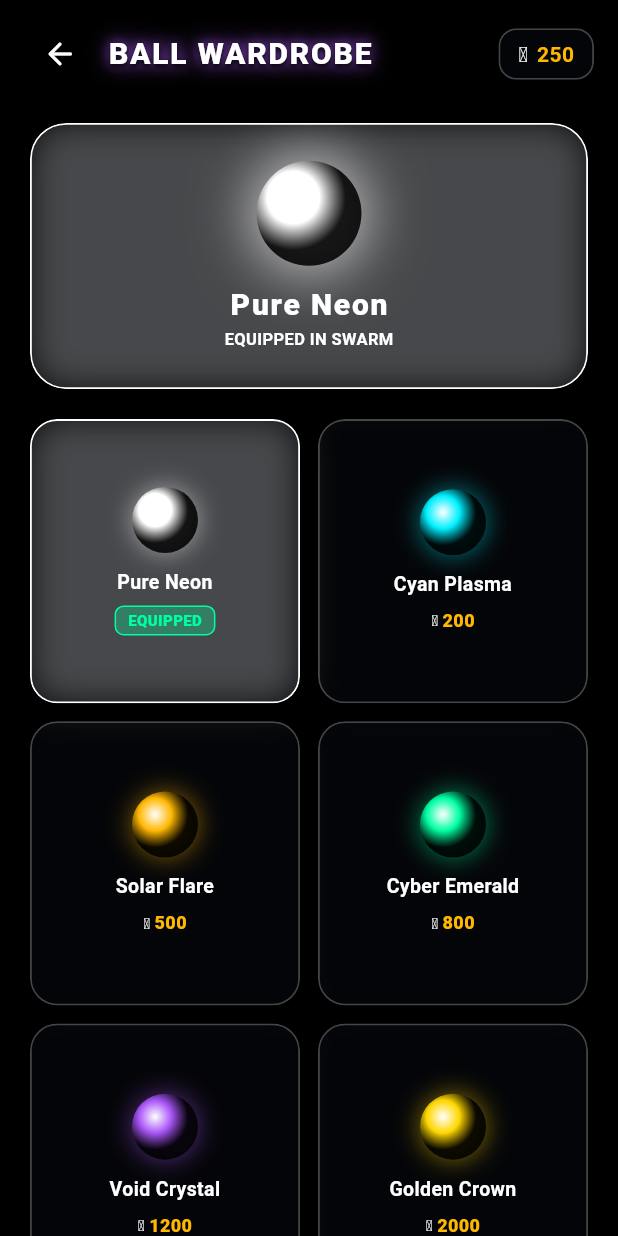
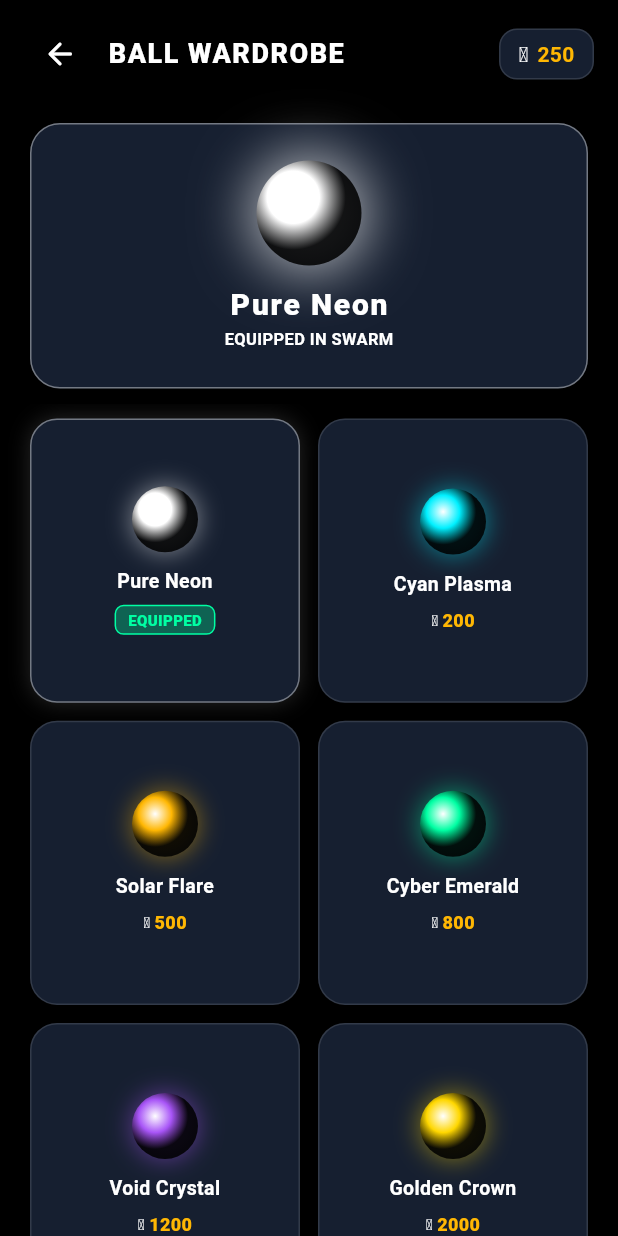
Before and after one commit to Yashgabani845/brick-breaker, a Flutter app: the screen it shows after launch, after a tap on "Skins", on a phone screen of 412 x 824 dp. Run offline on Flutter 3.47's test engine with Material 3 defaults, Android fonts, the phone set to English and light mode, and no system bars; our stand-ins replace audioplayers, shared_preferences; missing offline and left inert: dart:js.

Commit message:
fix(ui): Replace blurry murky glassmorphism with crisp high-contrast dark arcade UI

```diff
--- a/lib/core/constants/game_colors.dart
+++ b/lib/core/constants/game_colors.dart
@@ -5,11 +5,14 @@ import 'package:flutter/material.dart';
 class GameColors {
   // Backgrounds & Dual Black Theme Options
   static const Color oledDark = Color(0xFF000000); // 100% Pure Pitch OLED Black
-  static const Color spaceDark = Color(0xFF080D1A); // Deep Cyber Space Navy
-  static const Color glassSurface = Color(0x221E293B);
-  static const Color glassSurfaceLight = Color(0x33334155);
-  static const Color glassBorder = Color(0x40FFFFFF);
-  static const Color glassBorderGlow = Color(0x8000F0FF);
+  static const Color spaceDark = Color(0xFF090D16); // Deep Cyber Space Navy
+  static const Color surfaceDark = Color(0xFF111827); // Crisp Dark Slate Surface
+  static const Color surfaceCard = Color(0xFF161F30); // Elevated Card Surface
+  static const Color surfaceCardHover = Color(0xFF1E293B); // Interactive Hover Surface
+  static const Color glassSurface = Color(0xFF131C2E); // Solid Crisp Surface (No Murky Blur)
+  static const Color glassSurfaceLight = Color(0xFF1E2B45);
+  static const Color glassBorder = Color(0x1FFFFFFF); // Subtle Crisp Border
+  static const Color glassBorderGlow = Color(0x6600F0FF); // Clean Cyan Border Accent
 
   // Radiant Neon Accents (Vibrant & High-Contrast)
   static const Color neonCyan = Color(0xFF00F0FF);
--- a/lib/core/theme/glass_theme.dart
+++ b/lib/core/theme/glass_theme.dart
@@ -4,33 +4,33 @@ import '../constants/game_colors.dart';
 
 /// Glassmorphism Theme and UI Style Helpers
 class GlassTheme {
-  /// Standard Frosted Glass Box Decoration
+  /// Standard Crisp Dark Card Box Decoration
   static BoxDecoration glassDecoration({
     Color? surfaceColor,
     Color? borderColor,
-    double borderRadius = 18.0,
-    double borderWidth = 1.2,
+    double borderRadius = 16.0,
+    double borderWidth = 1.0,
     bool glow = false,
     Color? glowColor,
   }) {
     return BoxDecoration(
-      color: surfaceColor ?? GameColors.glassSurface,
+      color: surfaceColor ?? GameColors.surfaceCard,
       borderRadius: BorderRadius.circular(borderRadius),
       border: Border.all(
-        color: borderColor ?? GameColors.glassBorder,
+        color: borderColor ?? (glow ? (glowColor ?? GameColors.neonCyan).withOpacity(0.4) : GameColors.glassBorder),
         width: borderWidth,
       ),
       boxShadow: [
         BoxShadow(
-          color: Colors.black.withOpacity(0.35),
-          blurRadius: 16,
-          offset: const Offset(0, 8),
+          color: Colors.black.withOpacity(0.4),
+          blurRadius: 10,
+          offset: const Offset(0, 4),
         ),
         if (glow)
           BoxShadow(
-            color: (glowColor ?? GameColors.neonCyan).withOpacity(0.3),
-            blurRadius: 20,
-            spreadRadius: 1,
+            color: (glowColor ?? GameColors.neonCyan).withOpacity(0.15),
+            blurRadius: 12,
+            spreadRadius: 0,
           ),
       ],
     );
@@ -50,20 +50,16 @@ class GlassTheme {
         end: Alignment.bottomRight,
       ),
       border: Border.all(
-        color: Colors.white.withOpacity(0.4),
+        color: Colors.white.withOpacity(0.25),
         width: 1.0,
       ),
       boxShadow: [
         BoxShadow(
-          color: gradientColors.first.withOpacity(pressed ? 0.3 : 0.6),
-          blurRadius: pressed ? 8 : 16,
-          offset: pressed ? const Offset(0, 2) : const Offset(0, 4),
+          color: gradientColors.first.withOpacity(pressed ? 0.2 : 0.4),
+          blurRadius: pressed ? 4 : 10,
+          offset: pressed ? const Offset(0, 1) : const Offset(0, 3),
         ),
       ],
     );
   }
-
-  /// Frosted Glass Filter
-  static ImageFilter get defaultBlurFilter => ImageFilter.blur(sigmaX: 12.0, sigmaY: 12.0);
-  static ImageFilter get heavyBlurFilter => ImageFilter.blur(sigmaX: 20.0, sigmaY: 20.0);
 }
--- a/lib/ui/components/glass_button.dart
+++ b/lib/ui/components/glass_button.dart
@@ -1,9 +1,8 @@
-import 'dart:ui';
 import 'package:flutter/material.dart';
 import '../../core/constants/game_colors.dart';
 import '../../game/systems/audio_synthesizer.dart';
 
-/// Neon Gradient Glassmorphic Interactive Button
+/// Crisp Neon Gradient Arcade Interactive Button
 class GlassButton extends StatefulWidget {
   final Widget child;
   final VoidCallback? onPressed;
@@ -19,8 +18,8 @@ class GlassButton extends StatefulWidget {
     required this.child,
     required this.onPressed,
     this.gradient,
-    this.borderRadius = 16.0,
-    this.padding = const EdgeInsets.symmetric(horizontal: 24.0, vertical: 14.0),
+    this.borderRadius = 14.0,
+    this.padding = const EdgeInsets.symmetric(horizontal: 20.0, vertical: 13.0),
     this.isPrimary = true,
     this.width,
     this.height,
@@ -37,8 +36,8 @@ class _GlassButtonState extends State<GlassButton> {
   Widget build(BuildContext context) {
     final colors = widget.gradient ??
         (widget.isPrimary
-            ? [GameColors.neonCyan, const Color(0xFF0077FF)]
-            : [GameColors.glassSurfaceLight, GameColors.glassSurface]);
+            ? [const Color(0xFF00D4FF), const Color(0xFF0066FF)]
+            : [GameColors.surfaceCardHover, GameColors.surfaceCard]);
 
     return GestureDetector(
       onTapDown: (_) => setState(() => _isPressed = true),
@@ -49,11 +48,12 @@ class _GlassButtonState extends State<GlassButton> {
       },
       onTapCancel: () => setState(() => _isPressed = false),
       child: AnimatedScale(
-        scale: _isPressed ? 0.95 : 1.0,
-        duration: const Duration(milliseconds: 100),
+        scale: _isPressed ? 0.96 : 1.0,
+        duration: const Duration(milliseconds: 80),
         child: Container(
           width: widget.width,
           height: widget.height,
+          padding: widget.padding,
           decoration: BoxDecoration(
             borderRadius: BorderRadius.circular(widget.borderRadius),
             gradient: LinearGradient(
@@ -62,27 +62,18 @@ class _GlassButtonState extends State<GlassButton> {
               end: Alignment.bottomRight,
             ),
             border: Border.all(
-              color: Colors.white.withOpacity(0.35),
-              width: 1.2,
+              color: Colors.white.withOpacity(widget.isPrimary ? 0.3 : 0.15),
+              width: 1.0,
             ),
             boxShadow: [
               BoxShadow(
-                color: colors.first.withOpacity(_isPressed ? 0.3 : 0.5),
-                blurRadius: _isPressed ? 8 : 16,
-                offset: _isPressed ? const Offset(0, 2) : const Offset(0, 5),
+                color: colors.first.withOpacity(_isPressed ? 0.2 : (widget.isPrimary ? 0.35 : 0.1)),
+                blurRadius: _isPressed ? 4 : 10,
+                offset: _isPressed ? const Offset(0, 1) : const Offset(0, 3),
               ),
             ],
           ),
-          child: ClipRRect(
-            borderRadius: BorderRadius.circular(widget.borderRadius),
-            child: BackdropFilter(
-              filter: ImageFilter.blur(sigmaX: 8, sigmaY: 8),
-              child: Padding(
-                padding: widget.padding,
-                child: Center(child: widget.child),
-              ),
-            ),
-          ),
+          child: Center(child: widget.child),
         ),
       ),
     );
--- a/lib/ui/components/glass_card.dart
+++ b/lib/ui/components/glass_card.dart
@@ -1,10 +1,9 @@
-import 'dart:ui';
 import 'package:flutter/material.dart';
 import '../../core/constants/game_colors.dart';
 import '../../core/theme/glass_theme.dart';
 import '../../game/systems/audio_synthesizer.dart';
 
-/// Ultra-Premium Glassmorphic Card Container with optional tactile tap & sound
+/// Crisp Dark Surface Card Container with responsive tactile tap & sound
 class GlassCard extends StatefulWidget {
   final Widget child;
   final EdgeInsetsGeometry padding;
@@ -22,12 +21,12 @@ class GlassCard extends StatefulWidget {
     required this.child,
     this.padding = const EdgeInsets.all(16.0),
     this.margin,
-    this.borderRadius = 20.0,
+    this.borderRadius = 16.0,
     this.surfaceColor,
     this.borderColor,
     this.glow = false,
     this.glowColor,
-    this.blurSigma = 12.0,
+    this.blurSigma = 0.0,
     this.onTap,
   });
 
@@ -40,25 +39,17 @@ class _GlassCardState extends State<GlassCard> {
 
   @override
   Widget build(BuildContext context) {
-    Widget card = Container(
+    final card = Container(
       margin: widget.margin,
-      child: ClipRRect(
-        borderRadius: BorderRadius.circular(widget.borderRadius),
-        child: BackdropFilter(
-          filter: ImageFilter.blur(sigmaX: widget.blurSigma, sigmaY: widget.blurSigma),
-          child: Container(
       padding: widget.padding,
       decoration: GlassTheme.glassDecoration(
-              surfaceColor: widget.surfaceColor ?? GameColors.glassSurface,
-              borderColor: widget.borderColor ?? (widget.glow ? (widget.glowColor ?? GameColors.neonCyan) : GameColors.glassBorder),
+        surfaceColor: widget.surfaceColor ?? GameColors.surfaceCard,
+        borderColor: widget.borderColor ?? (widget.glow ? (widget.glowColor ?? GameColors.neonCyan).withOpacity(0.4) : GameColors.glassBorder),
         borderRadius: widget.borderRadius,
         glow: widget.glow,
         glowColor: widget.glowColor,
       ),
       child: widget.child,
-          ),
-        ),
-      ),
     );
 
     if (widget.onTap != null) {
@@ -71,8 +62,8 @@ class _GlassCardState extends State<GlassCard> {
         },
         onTapCancel: () => setState(() => _isPressed = false),
         child: AnimatedScale(
-          scale: _isPressed ? 0.96 : 1.0,
-          duration: const Duration(milliseconds: 90),
+          scale: _isPressed ? 0.97 : 1.0,
+          duration: const Duration(milliseconds: 80),
           child: card,
         ),
       );
--- a/lib/ui/components/neon_glow_text.dart
+++ b/lib/ui/components/neon_glow_text.dart
@@ -1,7 +1,6 @@
 import 'package:flutter/material.dart';
-import '../../core/constants/game_colors.dart';
 
-/// Radiant Cyberpunk Neon Glowing Text
+/// Crisp High-Contrast Arcade Text
 class NeonGlowText extends StatelessWidget {
   final String text;
   final double fontSize;
@@ -18,14 +17,12 @@ class NeonGlowText extends StatelessWidget {
     this.color = Colors.white,
     this.glowColor,
     this.fontWeight = FontWeight.w900,
-    this.letterSpacing = 1.2,
+    this.letterSpacing = 1.0,
     this.textAlign = TextAlign.start,
   });
 
   @override
   Widget build(BuildContext context) {
-    final glow = glowColor ?? GameColors.neonCyan;
-
     return Text(
       text,
       textAlign: textAlign,
@@ -36,18 +33,15 @@ class NeonGlowText extends StatelessWidget {
         letterSpacing: letterSpacing,
         shadows: [
           Shadow(
-            color: glow.withOpacity(0.9),
-            blurRadius: 10.0,
+            color: Colors.black.withOpacity(0.8),
+            offset: const Offset(0, 2),
+            blurRadius: 4.0,
           ),
-          Shadow(
-            color: glow.withOpacity(0.5),
-            blurRadius: 22.0,
-          ),
-          const Shadow(
-            color: Colors.black,
-            blurRadius: 4.0,
-            offset: Offset(0, 2),
-          ),
+          if (glowColor != null)
+            Shadow(
+              color: glowColor!.withOpacity(0.4),
+              blurRadius: 8.0,
+            ),
         ],
       ),
     );
--- a/lib/ui/screens/home_screen.dart
+++ b/lib/ui/screens/home_screen.dart
@@ -305,41 +305,42 @@ class _HomeScreenState extends State<HomeScreen> with SingleTickerProviderStateM
     return AnimatedBuilder(
       animation: _floatController,
       builder: (context, child) {
-        final floatOffset = math.sin(_floatController.value * math.pi) * 3.0;
+        final floatOffset = math.sin(_floatController.value * math.pi) * 2.5;
 
         return Transform.translate(
           offset: Offset(0, floatOffset),
-          child: GlassCard(
+          child: Container(
             padding: const EdgeInsets.symmetric(horizontal: 16, vertical: 14),
-            borderRadius: 22,
-            glow: true,
-            glowColor: GameColors.neonCyan,
-            surfaceColor: const Color(0x1A00F0FF),
+            decoration: BoxDecoration(
+              color: GameColors.surfaceCard,
+              borderRadius: BorderRadius.circular(18),
+              border: Border.all(color: GameColors.glassBorder),
+              boxShadow: [
+                BoxShadow(
+                  color: Colors.black.withOpacity(0.3),
+                  blurRadius: 10,
+                  offset: const Offset(0, 4),
+                ),
+              ],
+            ),
             child: Row(
               children: [
-                // Glowing App Logo Emblem
+                // Clean App Logo Emblem
                 Container(
-                  width: 64,
-                  height: 64,
+                  width: 58,
+                  height: 58,
                   decoration: BoxDecoration(
-                    borderRadius: BorderRadius.circular(16),
-                    border: Border.all(color: GameColors.neonCyan.withOpacity(0.6), width: 1.5),
-                    boxShadow: [
-                      BoxShadow(
-                        color: GameColors.neonCyan.withOpacity(0.35),
-                        blurRadius: 12,
-                        spreadRadius: 1,
-                      ),
-                    ],
+                    borderRadius: BorderRadius.circular(14),
+                    border: Border.all(color: GameColors.neonCyan.withOpacity(0.5), width: 1.2),
                   ),
                   child: ClipRRect(
-                    borderRadius: BorderRadius.circular(14),
+                    borderRadius: BorderRadius.circular(13),
                     child: Image.asset(
                       'assets/images/app_logo.png',
                       fit: BoxFit.cover,
                       errorBuilder: (_, __, ___) => Container(
                         color: Colors.black,
-                        child: const Icon(Icons.sports_esports_rounded, color: GameColors.neonCyan, size: 36),
+                        child: const Icon(Icons.sports_esports_rounded, color: GameColors.neonCyan, size: 32),
                       ),
                     ),
                   ),
@@ -353,29 +354,33 @@ class _HomeScreenState extends State<HomeScreen> with SingleTickerProviderStateM
                     children: [
                       Row(
                         children: const [
-                          NeonGlowText(
+                          Text(
                             'BRICKS BREAKER',
-                            fontSize: 18.0,
-                            color: Colors.white,
-                            glowColor: GameColors.neonCyan,
-                            letterSpacing: 1.2,
+                            style: TextStyle(
+                              fontSize: 17.0,
+                              fontWeight: FontWeight.w900,
+                              color: Colors.white,
+                              letterSpacing: 1.0,
+                            ),
                           ),
                           SizedBox(width: 6),
-                          NeonGlowText(
+                          Text(
                             '3D',
-                            fontSize: 20.0,
-                            color: GameColors.neonMagenta,
-                            glowColor: GameColors.neonMagenta,
-                            letterSpacing: 1.5,
+                            style: TextStyle(
+                              fontSize: 18.0,
+                              fontWeight: FontWeight.w900,
+                              color: GameColors.neonMagenta,
+                              letterSpacing: 1.2,
+                            ),
                           ),
                         ],
                       ),
-                      const SizedBox(height: 4),
+                      const SizedBox(height: 3),
                       Text(
                         '1,000 CYBER LEVELS',
                         style: TextStyle(
-                          color: GameColors.neonCyan.withOpacity(0.8),
-                          fontSize: 10,
+                          color: GameColors.neonCyan.withOpacity(0.9),
+                          fontSize: 10.5,
                           fontWeight: FontWeight.w800,
                           letterSpacing: 0.8,
                         ),
@@ -393,10 +398,8 @@ class _HomeScreenState extends State<HomeScreen> with SingleTickerProviderStateM
 
   Widget _build3dSwarmShowcase() {
     return GlassCard(
-      glow: true,
-      glowColor: _currentSkin.glowColor,
       padding: const EdgeInsets.symmetric(horizontal: 16, vertical: 12),
-      borderRadius: 22,
+      borderRadius: 18,
       onTap: () {
         Navigator.of(context).push(
           MaterialPageRoute(builder: (_) => const SkinsWardrobeScreen()),
@@ -406,7 +409,7 @@ class _HomeScreenState extends State<HomeScreen> with SingleTickerProviderStateM
         children: [
           // 3D Swarm Canvas
           SizedBox(
-            height: 120,
+            height: 110,
             child: Center(
               child: Swarm3dSphere(
                 ballCount: _permanentBalls,
@@ -419,7 +422,7 @@ class _HomeScreenState extends State<HomeScreen> with SingleTickerProviderStateM
               ),
             ),
           ),
-          const SizedBox(height: 4),
+          const SizedBox(height: 6),
 
           // Swarm Count & Skin Name
           Row(
@@ -429,18 +432,18 @@ class _HomeScreenState extends State<HomeScreen> with SingleTickerProviderStateM
                 '$_permanentBalls BALLS',
                 style: const TextStyle(
                   color: Colors.white,
-                  fontSize: 17,
+                  fontSize: 16,
                   fontWeight: FontWeight.w900,
-                  letterSpacing: 1.0,
+                  letterSpacing: 0.8,
                 ),
               ),
               const SizedBox(width: 8),
               Container(
                 padding: const EdgeInsets.symmetric(horizontal: 8, vertical: 2),
                 decoration: BoxDecoration(
-                  color: _currentSkin.glowColor.withOpacity(0.25),
+                  color: _currentSkin.glowColor.withOpacity(0.18),
                   borderRadius: BorderRadius.circular(6),
-                  border: Border.all(color: _currentSkin.glowColor.withOpacity(0.6)),
+                  border: Border.all(color: _currentSkin.glowColor.withOpacity(0.4)),
                 ),
                 child: Text(
                   _currentSkin.displayName.toUpperCase(),
@@ -472,21 +475,21 @@ class _HomeScreenState extends State<HomeScreen> with SingleTickerProviderStateM
             _startLevel(_unlockedLevel);
           }
         },
-        gradient: const [GameColors.neonCyan, Color(0xFF0077FF), Color(0xFF8B5CF6)],
+        gradient: const [Color(0xFF00C6FF), Color(0xFF0072FF)],
         padding: const EdgeInsets.symmetric(vertical: 16.0),
-        borderRadius: 20.0,
+        borderRadius: 16.0,
         child: Row(
           mainAxisAlignment: MainAxisAlignment.center,
           children: [
-            const Icon(Icons.play_arrow_rounded, color: Colors.white, size: 30),
+            const Icon(Icons.play_arrow_rounded, color: Colors.white, size: 28),
             const SizedBox(width: 8),
             Text(
               lvlTitle,
               style: const TextStyle(
                 color: Colors.white,
                 fontWeight: FontWeight.w900,
-                fontSize: 17,
-                letterSpacing: 1.2,
+                fontSize: 16,
+                letterSpacing: 1.0,
               ),
             ),
           ],
@@ -505,17 +508,16 @@ class _HomeScreenState extends State<HomeScreen> with SingleTickerProviderStateM
               child: GlassCard(
                 onTap: _openLevelMap,
                 padding: const EdgeInsets.all(12),
-                borderRadius: 16,
-                glow: true,
-                glowColor: GameColors.neonCyan,
+                borderRadius: 14,
+                borderColor: GameColors.neonCyan.withOpacity(0.35),
                 child: Column(
                   crossAxisAlignment: CrossAxisAlignment.start,
                   children: [
-                    const Icon(Icons.map_rounded, color: GameColors.neonCyan, size: 24),
+                    const Icon(Icons.map_rounded, color: GameColors.neonCyan, size: 22),
                     const SizedBox(height: 8),
                     const Text('SECTOR MAP', style: TextStyle(color: Colors.white, fontSize: 13, fontWeight: FontWeight.w900)),
                     const SizedBox(height: 2),
-                    Text('1,000 Levels', style: TextStyle(color: Colors.white.withOpacity(0.5), fontSize: 10.5)),
+                    Text('1,000 Levels', style: TextStyle(color: Colors.white.withOpacity(0.55), fontSize: 10.5)),
                   ],
                 ),
               ),
@@ -531,14 +533,12 @@ class _HomeScreenState extends State<HomeScreen> with SingleTickerProviderStateM
                   ).then((_) => _loadSaveData());
                 },
                 padding: const EdgeInsets.all(12),
-                borderRadius: 16,
-                glow: true,
-                glowColor: GameColors.electricAmber,
-                surfaceColor: const Color(0x22FFB300),
+                borderRadius: 14,
+                borderColor: GameColors.electricAmber.withOpacity(0.35),
                 child: Column(
                   crossAxisAlignment: CrossAxisAlignment.start,
                   children: [
-                    const Icon(Icons.calendar_month_rounded, color: GameColors.electricAmber, size: 24),
+                    const Icon(Icons.calendar_month_rounded, color: GameColors.electricAmber, size: 22),
                     const SizedBox(height: 8),
                     const Text('DAILY QUEST', style: TextStyle(color: Colors.white, fontSize: 13, fontWeight: FontWeight.w900)),
                     const SizedBox(height: 2),
@@ -557,18 +557,16 @@ class _HomeScreenState extends State<HomeScreen> with SingleTickerProviderStateM
               child: GlassCard(
                 onTap: () => _startLevel(10, diff: DifficultyMode.brutalImpossible),
                 padding: const EdgeInsets.all(12),
-                borderRadius: 16,
-                glow: true,
-                glowColor: GameColors.crimsonDanger,
-                surfaceColor: const Color(0x33FF1744),
+                borderRadius: 14,
+                borderColor: GameColors.crimsonDanger.withOpacity(0.35),
                 child: Column(
                   crossAxisAlignment: CrossAxisAlignment.start,
                   children: [
-                    const Icon(Icons.local_fire_department_rounded, color: GameColors.crimsonDanger, size: 24),
+                    const Icon(Icons.local_fire_department_rounded, color: GameColors.crimsonDanger, size: 22),
                     const SizedBox(height: 8),
                     const Text('BRUTAL TRIAL', style: TextStyle(color: Colors.white, fontSize: 13, fontWeight: FontWeight.w900)),
                     const SizedBox(height: 2),
-                    const Text('5x Challenge', style: TextStyle(color: GameColors.crimsonDanger, fontSize: 10.5, fontWeight: FontWeight.bold)),
+                    const Text('Boss Trial', style: TextStyle(color: GameColors.crimsonDanger, fontSize: 10.5, fontWeight: FontWeight.bold)),
                   ],
                 ),
               ),
@@ -580,18 +578,16 @@ class _HomeScreenState extends State<HomeScreen> with SingleTickerProviderStateM
               child: GlassCard(
                 onTap: _startEndlessMode,
                 padding: const EdgeInsets.all(12),
-                borderRadius: 16,
-                glow: true,
-                glowColor: GameColors.neonPurple,
-                surfaceColor: const Color(0x229D4EDD),
+                borderRadius: 14,
+                borderColor: GameColors.neonPurple.withOpacity(0.35),
                 child: Column(
                   crossAxisAlignment: CrossAxisAlignment.start,
                   children: [
-                    const Icon(Icons.all_inclusive_rounded, color: GameColors.neonPurple, size: 24),
+                    const Icon(Icons.all_inclusive_rounded, color: GameColors.neonPurple, size: 22),
                     const SizedBox(height: 8),
                     const Text('ENDLESS', style: TextStyle(color: Colors.white, fontSize: 13, fontWeight: FontWeight.w900)),
                     const SizedBox(height: 2),
-                    Text('Infinite Waves', style: TextStyle(color: Colors.white.withOpacity(0.5), fontSize: 10.5)),
+                    Text('Infinite Waves', style: TextStyle(color: Colors.white.withOpacity(0.55), fontSize: 10.5)),
                   ],
                 ),
               ),
--- a/lib/ui/screens/skins_wardrobe_screen.dart
+++ b/lib/ui/screens/skins_wardrobe_screen.dart
@@ -75,12 +75,24 @@ class _SkinsWardrobeScreenState extends State<SkinsWardrobeScreen> {
                         onPressed: () => Navigator.of(context).pop(),
                       ),
                       const SizedBox(width: 8),
-                      const NeonGlowText('BALL WARDROBE', fontSize: 20.0, glowColor: GameColors.neonPurple),
+                      const Text(
+                        'BALL WARDROBE',
+                        style: TextStyle(
+                          fontSize: 18.0,
+                          fontWeight: FontWeight.w900,
+                          color: Colors.white,
+                          letterSpacing: 1.0,
+                        ),
+                      ),
                     ],
                   ),
-                  GlassCard(
+                  Container(
                     padding: const EdgeInsets.symmetric(horizontal: 12, vertical: 6),
-                    borderRadius: 12,
+                    decoration: BoxDecoration(
+                      color: GameColors.surfaceCard,
+                      borderRadius: BorderRadius.circular(12),
+                      border: Border.all(color: GameColors.glassBorder),
+                    ),
                     child: Row(
                       children: [
                         const Text('🪙', style: TextStyle(fontSize: 14)),
@@ -97,10 +109,9 @@ class _SkinsWardrobeScreenState extends State<SkinsWardrobeScreen> {
             Container(
               margin: const EdgeInsets.symmetric(horizontal: 20, vertical: 10),
               child: GlassCard(
-                glow: true,
-                glowColor: _selectedSkin.glowColor,
+                borderColor: _selectedSkin.glowColor.withOpacity(0.4),
                 padding: const EdgeInsets.symmetric(vertical: 24),
-                borderRadius: 24,
+                borderRadius: 20,
                 child: Center(
                   child: Column(
                     children: [
```
Also changed, not shown: lib/ui/components/glass_modal.dart (+11 -10 lines), lib/ui/modals/game_over_modal.dart (+8 -5 lines), lib/ui/modals/level_complete_modal.dart (+11 -13 lines), lib/ui/modals/pause_modal.dart (+11 -8 lines), lib/ui/screens/daily_challenge_screen.dart (+18 -12 lines), lib/ui/screens/level_map_screen.dart (+15 -5 lines). Lines whose indentation alone changed are shown as unchanged.
